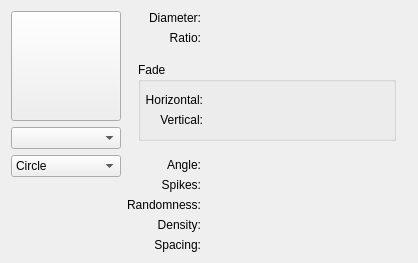
This is krita/plugins/paintops/libpaintop/wdgautobrush.ui in KDE/krita as Qt 5 draws it before an edit. The edited form follows.
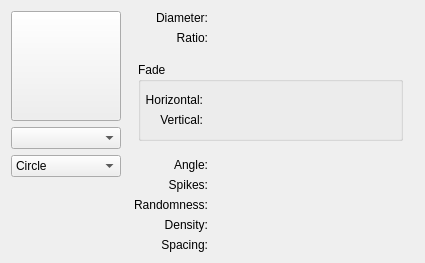
This is the edited form. Custom widgets are drawn as their Qt base class.

Commit message: use the multipliers double slider spinbox in the auto brush widget

```diff
--- a/krita/plugins/paintops/libpaintop/wdgautobrush.ui
+++ b/krita/plugins/paintops/libpaintop/wdgautobrush.ui
@@ -6,8 +6,8 @@
    <rect>
     <x>0</x>
     <y>0</y>
-    <width>410</width>
-    <height>216</height>
+    <width>425</width>
+    <height>252</height>
    </rect>
   </property>
   <property name="minimumSize">
@@ -327,6 +327,12 @@
    <header>widgets/kis_curve_widget.h</header>
    <container>1</container>
   </customwidget>
+  <customwidget>
+   <class>KisMultipliersDoubleSliderSpinBox</class>
+   <extends>QWidget</extends>
+   <header>kis_multipliers_double_slider_spinbox.h</header>
+   <container>1</container>
+  </customwidget>
  </customwidgets>
  <resources/>
  <connections/>
```
Left out of the diff: 2 changed lines with no effect on the pictures. The commit also changes 2 other files.
